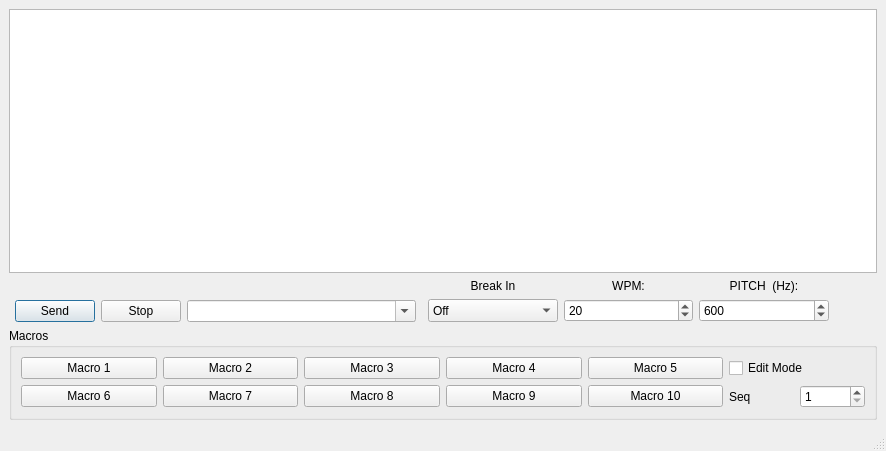
This is cwsender.ui in adecarolis/wfweb as Qt 5 draws it before an edit. The edited form follows.
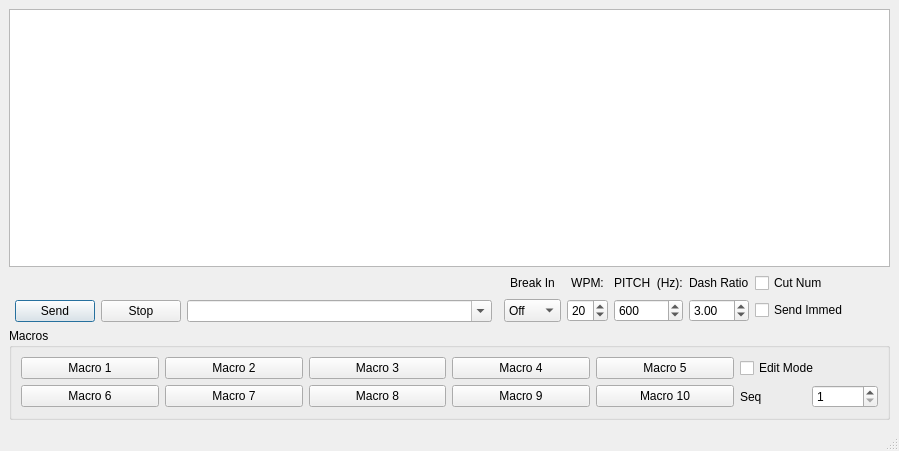
This is the edited form.

```diff
--- a/cwsender.ui
+++ b/cwsender.ui
@@ -6,7 +6,7 @@
    <rect>
     <x>0</x>
     <y>0</y>
-    <width>886</width>
+    <width>822</width>
     <height>451</height>
    </rect>
   </property>
@@ -177,115 +177,6 @@
       </property>
      </widget>
     </item>
-    <item row="1" column="3">
-     <layout class="QGridLayout" name="gridLayout_3">
-      <property name="sizeConstraint">
-       <enum>QLayout::SetMinimumSize</enum>
-      </property>
-      <item row="3" column="0">
-       <widget class="QComboBox" name="breakinCombo">
-        <property name="sizePolicy">
-         <sizepolicy hsizetype="MinimumExpanding" vsizetype="Minimum">
-          <horstretch>0</horstretch>
-          <verstretch>0</verstretch>
-         </sizepolicy>
-        </property>
-        <property name="toolTip">
-         <string>&lt;html&gt;&lt;head/&gt;&lt;body&gt;&lt;p&gt;Set the desired break-in mode:&lt;/p&gt;&lt;p&gt;1. None: You must manually key and unkey the radio.&lt;/p&gt;&lt;p&gt;2. Semi: Transmit is automatic and switches to receive at the end of the text.&lt;/p&gt;&lt;p&gt;3. Full: Same as semi, but with breaks between characters when possible.&lt;/p&gt;&lt;/body&gt;&lt;/html&gt;</string>
-        </property>
-        <item>
-         <property name="text">
-          <string>Off</string>
-         </property>
-        </item>
-        <item>
-         <property name="text">
-          <string>Semi</string>
-         </property>
-        </item>
-        <item>
-         <property name="text">
-          <string>Full</string>
-         </property>
-        </item>
-       </widget>
-      </item>
-      <item row="1" column="1">
-       <widget class="QLabel" name="label">
-        <property name="text">
-         <string>WPM:</string>
-        </property>
-        <property name="alignment">
-         <set>Qt::AlignCenter</set>
-        </property>
-       </widget>
-      </item>
-      <item row="3" column="1">
-       <widget class="QSpinBox" name="wpmSpin">
-        <property name="sizePolicy">
-         <sizepolicy hsizetype="MinimumExpanding" vsizetype="Minimum">
-          <horstretch>0</horstretch>
-          <verstretch>0</verstretch>
-         </sizepolicy>
-        </property>
-        <property name="toolTip">
-         <string>Set the Words Per Minute</string>
-        </property>
-        <property name="minimum">
-         <number>6</number>
-        </property>
-        <property name="maximum">
-         <number>48</number>
-        </property>
-        <property name="value">
-         <number>20</number>
-        </property>
-       </widget>
-      </item>
-      <item row="1" column="0">
-       <widget class="QLabel" name="label_2">
-        <property name="text">
-         <string>Break In</string>
-        </property>
-        <property name="alignment">
-         <set>Qt::AlignCenter</set>
-        </property>
-       </widget>
-      </item>
-      <item row="3" column="2">
-       <widget class="QSpinBox" name="pitchSpin">
-        <property name="sizePolicy">
-         <sizepolicy hsizetype="MinimumExpanding" vsizetype="Minimum">
-          <horstretch>0</horstretch>
-          <verstretch>0</verstretch>
-         </sizepolicy>
-        </property>
-        <property name="minimum">
-         <number>300</number>
-        </property>
-        <property name="maximum">
-         <number>900</number>
-        </property>
-        <property name="singleStep">
-         <number>5</number>
-        </property>
-        <property name="value">
-         <number>600</number>
-        </property>
-       </widget>
-      </item>
-      <item row="1" column="2">
-       <widget class="QLabel" name="label_4">
-        <property name="text">
-         <string>PITCH  (Hz):</string>
-        </property>
-        <property name="alignment">
-         <set>Qt::AlignCenter</set>
-        </property>
-       </widget>
-      </item>
-     </layout>
-    </item>
     <item row="1" column="1">
      <layout class="QVBoxLayout" name="verticalLayout">
       <property name="leftMargin">
@@ -370,6 +261,152 @@
       </item>
      </layout>
     </item>
+    <item row="1" column="3" colspan="2">
+     <layout class="QGridLayout" name="gridLayout_3">
+      <property name="sizeConstraint">
+       <enum>QLayout::SetMinimumSize</enum>
+      </property>
+      <item row="3" column="0">
+       <widget class="QComboBox" name="breakinCombo">
+        <property name="sizePolicy">
+         <sizepolicy hsizetype="MinimumExpanding" vsizetype="Minimum">
+          <horstretch>0</horstretch>
+          <verstretch>0</verstretch>
+         </sizepolicy>
+        </property>
+        <property name="toolTip">
+         <string>&lt;html&gt;&lt;head/&gt;&lt;body&gt;&lt;p&gt;Set the desired break-in mode:&lt;/p&gt;&lt;p&gt;1. None: You must manually key and unkey the radio.&lt;/p&gt;&lt;p&gt;2. Semi: Transmit is automatic and switches to receive at the end of the text.&lt;/p&gt;&lt;p&gt;3. Full: Same as semi, but with breaks between characters when possible.&lt;/p&gt;&lt;/body&gt;&lt;/html&gt;</string>
+        </property>
+        <item>
+         <property name="text">
+          <string>Off</string>
+         </property>
+        </item>
+        <item>
+         <property name="text">
+          <string>Semi</string>
+         </property>
+        </item>
+        <item>
+         <property name="text">
+          <string>Full</string>
+         </property>
+        </item>
+       </widget>
+      </item>
+      <item row="1" column="2">
+       <widget class="QLabel" name="label_4">
+        <property name="text">
+         <string>PITCH  (Hz):</string>
+        </property>
+        <property name="alignment">
+         <set>Qt::AlignCenter</set>
+        </property>
+       </widget>
+      </item>
+      <item row="1" column="1">
+       <widget class="QLabel" name="label">
+        <property name="text">
+         <string>WPM:</string>
+        </property>
+        <property name="alignment">
+         <set>Qt::AlignCenter</set>
+        </property>
+       </widget>
+      </item>
+      <item row="3" column="2">
+       <widget class="QSpinBox" name="pitchSpin">
+        <property name="sizePolicy">
+         <sizepolicy hsizetype="MinimumExpanding" vsizetype="Minimum">
+          <horstretch>0</horstretch>
+          <verstretch>0</verstretch>
+         </sizepolicy>
+        </property>
+        <property name="minimum">
+         <number>300</number>
+        </property>
+        <property name="maximum">
+         <number>900</number>
+        </property>
+        <property name="singleStep">
+         <number>5</number>
+        </property>
+        <property name="value">
+         <number>600</number>
+        </property>
+       </widget>
+      </item>
+      <item row="1" column="0">
+       <widget class="QLabel" name="label_2">
+        <property name="text">
+         <string>Break In</string>
+        </property>
+        <property name="alignment">
+         <set>Qt::AlignCenter</set>
+        </property>
+       </widget>
+      </item>
+      <item row="3" column="3">
+       <widget class="QDoubleSpinBox" name="dashSpin">
+        <property name="minimum">
+         <double>2.800000000000000</double>
+        </property>
+        <property name="maximum">
+         <double>4.500000000000000</double>
+        </property>
+        <property name="singleStep">
+         <double>0.100000000000000</double>
+        </property>
+        <property name="value">
+         <double>3.000000000000000</double>
+        </property>
+       </widget>
+      </item>
+      <item row="1" column="3">
+       <widget class="QLabel" name="label_5">
+        <property name="text">
+         <string>Dash Ratio</string>
+        </property>
+       </widget>
+      </item>
+      <item row="3" column="1">
+       <widget class="QSpinBox" name="wpmSpin">
+        <property name="sizePolicy">
+         <sizepolicy hsizetype="MinimumExpanding" vsizetype="Minimum">
+          <horstretch>0</horstretch>
+          <verstretch>0</verstretch>
+         </sizepolicy>
+        </property>
+        <property name="toolTip">
+         <string>Set the Words Per Minute</string>
+        </property>
+        <property name="minimum">
+         <number>6</number>
+        </property>
+        <property name="maximum">
+         <number>48</number>
+        </property>
+        <property name="value">
+         <number>20</number>
+        </property>
+       </widget>
+      </item>
+      <item row="1" column="4">
+       <widget class="QCheckBox" name="cutNumbersChk">
+        <property name="text">
+         <string>Cut Num</string>
+        </property>
+       </widget>
+      </item>
+      <item row="3" column="4">
+       <widget class="QCheckBox" name="sendImmediateChk">
+        <property name="text">
+         <string>Send Immed</string>
+        </property>
+       </widget>
+      </item>
+     </layout>
+    </item>
    </layout>
   </widget>
   <widget class="QStatusBar" name="statusbar"/>
```
